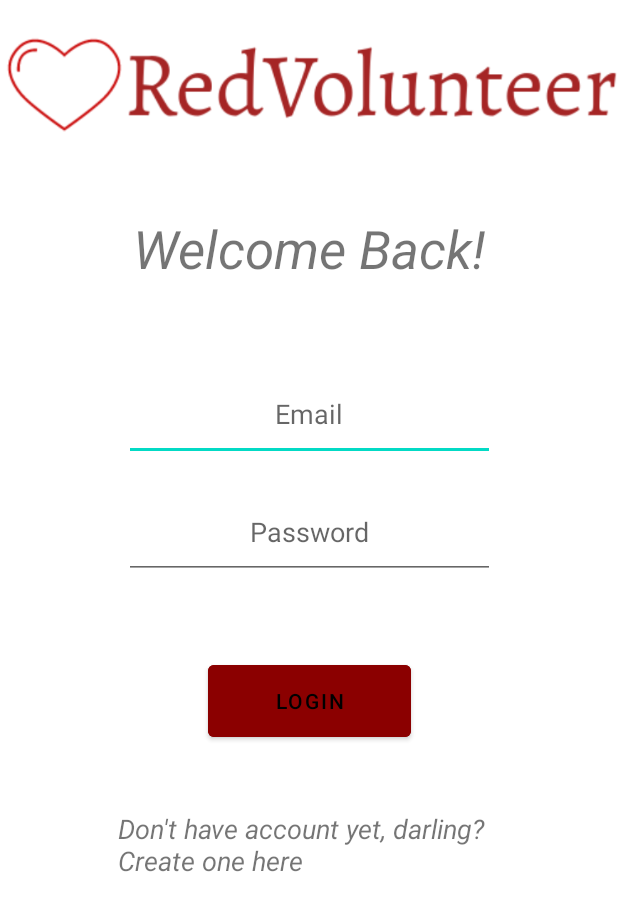
After one commit to Coding-AI-with-html/RedVolunteer, an Android app: the layout login_activity.xml on its own in the app's theme, with its tools: preview values and no code run, on a phone screen of 412 x 824 dp. The commit adds this screen. Shown: the top 911 px of the screen. Run offline under Robolectric (Android 15) with nearby library versions, the phone set to English and light mode, and no system bars.

Commit message:
Making more layout files, setuping firebase, preparing buttons, text fields

```diff
--- a/app/src/main/java/LoginAndRegister/RegisterVolunteer.java
+++ b/app/src/main/java/LoginAndRegister/RegisterVolunteer.java
@@ -1,8 +1,17 @@
 package LoginAndRegister;
 
+import android.os.Bundle;
+
+import androidx.annotation.Nullable;
 import androidx.appcompat.app.AppCompatActivity;
+
+import com.redvolunteer.R;
 
 public class RegisterVolunteer extends AppCompatActivity {
 
-
+    @Override
+    protected void onCreate(@Nullable Bundle savedInstanceState) {
+        super.onCreate(savedInstanceState);
+        setContentView(R.layout.register_volunteer);
+    }
 }
--- a/app/src/main/java/LoginAndRegister/RegisterX.java
+++ b/app/src/main/java/LoginAndRegister/RegisterX.java
@@ -1,8 +1,19 @@
 package LoginAndRegister;
 
+import android.os.Bundle;
+
+import androidx.annotation.Nullable;
 import androidx.appcompat.app.AppCompatActivity;
+
+import com.redvolunteer.R;
 
 public class RegisterX extends AppCompatActivity {
 
+    @Override
+    protected void onCreate(@Nullable Bundle savedInstanceState) {
+        super.onCreate(savedInstanceState);
+    setContentView(R.layout.register_helpseeker);
+    }
+
 
 }
--- /dev/null
+++ b/app/src/main/res/layout/login_activity.xml
@@ -0,0 +1,88 @@
+<?xml version="1.0" encoding="utf-8"?>
+<androidx.constraintlayout.widget.ConstraintLayout
+    xmlns:android="http://schemas.android.com/apk/res/android"
+    xmlns:app="http://schemas.android.com/apk/res-auto"
+    xmlns:tools="http://schemas.android.com/tools"
+    android:layout_width="match_parent"
+    android:layout_height="match_parent">
+
+    <ImageView
+        android:id="@+id/imageView3"
+        android:layout_width="wrap_content"
+        android:layout_height="wrap_content"
+        app:layout_constraintBottom_toBottomOf="parent"
+        app:layout_constraintEnd_toEndOf="parent"
+        app:layout_constraintHorizontal_bias="1.0"
+        app:layout_constraintStart_toStartOf="parent"
+        app:layout_constraintTop_toTopOf="parent"
+        app:layout_constraintVertical_bias="0.009"
+        app:srcCompat="@drawable/redvolunteer" />
+
+    <TextView
+        android:id="@+id/textView3"
+        android:layout_width="247dp"
+        android:layout_height="39dp"
+        android:text="Welcome Back!"
+        android:textAlignment="center"
+        android:textSize="35sp"
+        android:textStyle="italic"
+        app:layout_constraintBottom_toBottomOf="parent"
+        app:layout_constraintEnd_toEndOf="parent"
+        app:layout_constraintStart_toStartOf="parent"
+        app:layout_constraintTop_toBottomOf="@+id/imageView3"
+        app:layout_constraintVertical_bias="0.046" />
+
+    <EditText
+        android:id="@+id/LoginEmailAddress"
+        android:layout_width="247dp"
+        android:layout_height="62dp"
+        android:ems="10"
+        android:hint="Email"
+        android:inputType="textEmailAddress"
+        android:textAlignment="center"
+        app:layout_constraintBottom_toBottomOf="parent"
+        app:layout_constraintEnd_toEndOf="parent"
+        app:layout_constraintStart_toStartOf="parent"
+        app:layout_constraintTop_toBottomOf="@+id/textView3"
+        app:layout_constraintVertical_bias="0.11" />
+
+    <EditText
+        android:id="@+id/PasswordLogin"
+        android:layout_width="247dp"
+        android:layout_height="62dp"
+        android:ems="10"
+        android:inputType="textPassword"
+        android:hint="Password"
+        android:textAlignment="center"
+        app:layout_constraintBottom_toBottomOf="parent"
+        app:layout_constraintEnd_toEndOf="parent"
+        app:layout_constraintStart_toStartOf="parent"
+        app:layout_constraintTop_toBottomOf="@+id/LoginEmailAddress"
+        app:layout_constraintVertical_bias="0.036" />
+
+    <Button
+        android:id="@+id/btnLogin"
+        android:layout_width="135dp"
+        android:layout_height="60dp"
+        android:text="Login"
+        android:textColor="@color/black"
+        android:backgroundTint="@color/mainlyColor"
+        app:layout_constraintBottom_toBottomOf="parent"
+        app:layout_constraintEnd_toEndOf="parent"
+        app:layout_constraintStart_toStartOf="parent"
+        app:layout_constraintTop_toBottomOf="@+id/PasswordLogin"
+        app:layout_constraintVertical_bias="0.135" />
+
+    <TextView
+        android:id="@+id/textView4"
+        android:layout_width="255dp"
+        android:layout_height="45dp"
+        android:textStyle="italic"
+        android:textSize="18sp"
+        android:text="Don't have account yet, darling? Create one here"
+        app:layout_constraintBottom_toBottomOf="parent"
+        app:layout_constraintEnd_toEndOf="parent"
+        app:layout_constraintStart_toStartOf="parent"
+        app:layout_constraintTop_toBottomOf="@+id/btnLogin"
+        app:layout_constraintVertical_bias="0.152" />
+</androidx.constraintlayout.widget.ConstraintLayout>
--- a/app/src/main/res/values/colors.xml
+++ b/app/src/main/res/values/colors.xml
@@ -7,5 +7,5 @@
     <color name="teal_700">#FF018786</color>
     <color name="black">#FF000000</color>
     <color name="white">#FFFFFFFF</color>
-    <color name="mainlyColor">#FF0000</color>
+    <color name="mainlyColor">#8B0000</color>
 </resources>
```
